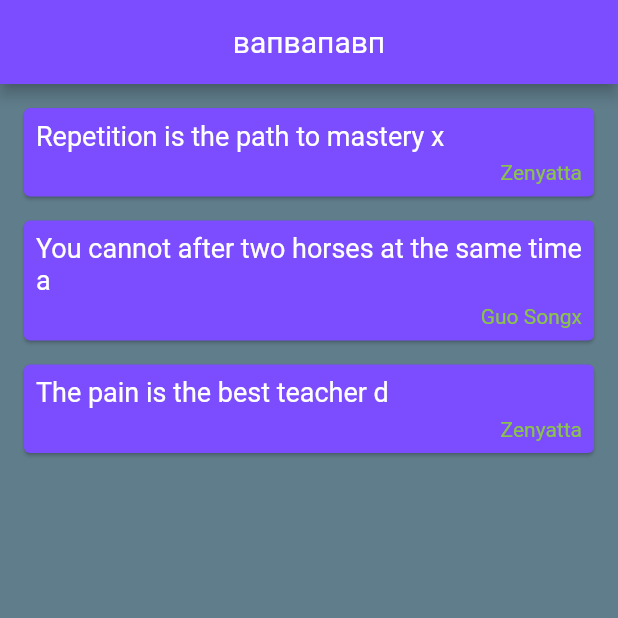
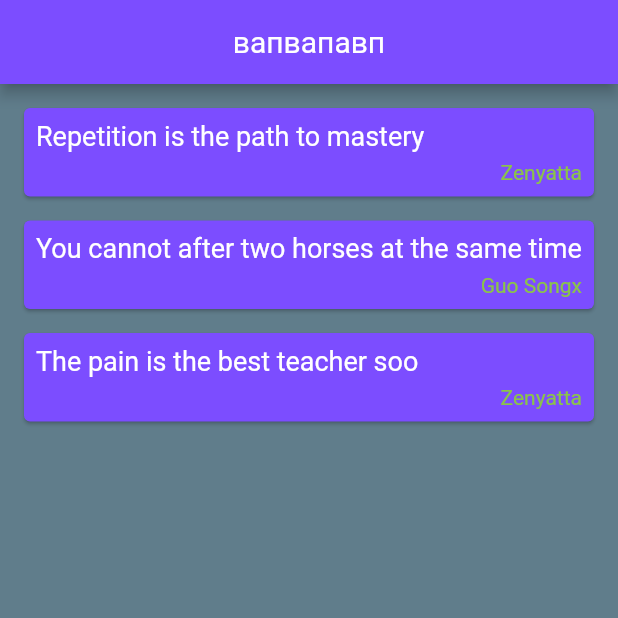
Before and after one commit to kuuga2000/flutterndart, a Flutter app: the screen it shows after launch, on a phone screen of 412 x 824 dp, the top half of it. Run offline on Flutter 3.47's test engine with Material 2 defaults, Android fonts, the phone set to English and light mode, and no system bars.

Commit message:
modular cards and widgets

```diff
--- a/lib/main.dart
+++ b/lib/main.dart
@@ -3,6 +3,7 @@ import 'dart:ui';
 import 'package:flutter/cupertino.dart';
 import 'package:flutter/material.dart';
 import 'quote.dart';
+import 'quote_card.dart';
 
 void main() => runApp(MaterialApp(
   home: QuoteList()
@@ -15,14 +16,10 @@ class QuoteList extends StatefulWidget {
 
 class _QuoteListState extends State<QuoteList> {
   List<Quote> quotes = [
-    Quote(author: "Zenyatta", text: "Repetition is the path to mastery x"),
-    Quote(author: "Guo Songx", text: "You cannot after two horses at the same time a"),
-    Quote(author: "Zenyatta", text: "The pain is the best teacher d"),
+    Quote(author: "Zenyatta", text: "Repetition is the path to mastery"),
+    Quote(author: "Guo Songx", text: "You cannot after two horses at the same time"),
+    Quote(author: "Zenyatta", text: "The pain is the best teacher soo"),
   ];
-
-  Widget quoteTemplate(quote) {
-    return QuoteCard(quote: quote);
-  }
 
   @override
   Widget build(BuildContext context) {
@@ -38,46 +35,8 @@ class _QuoteListState extends State<QuoteList> {
         /*children: quotes.map((quote){
           return Text(quote);
         }).toList()*/
-        children: quotes.map((quote)=>quoteTemplate(quote)).toList(),
+        children: quotes.map((quote)=> QuoteCard(quote: quote)).toList(),
       ),
     );
   }
 }
-
-class QuoteCard extends StatelessWidget {
-
-  final Quote quote;
-  QuoteCard({this.quote});
-
-  @override
-  Widget build(BuildContext context) {
-    return Card (
-      margin: EdgeInsets.fromLTRB(16.0, 16.0, 16.0, 0),
-      color: Colors.deepPurpleAccent,
-      child: Padding(
-        padding: const EdgeInsets.all(8.0),
-        child: Column(
-          crossAxisAlignment: CrossAxisAlignment.stretch,
-          children: <Widget>[
-            Text(
-              quote.text,
-              style: TextStyle(
-                fontSize: 18.0,
-                color:Colors.white
-              )
-            ),
-            SizedBox(height: 6.0),
-            Text(
-              quote.author,
-              textAlign: TextAlign.right,
-              style: TextStyle(
-                fontSize: 14.0,
-                color: Colors.lightGreen,
-              ),
-            ),
-          ],
-        ),
-      ),
-    );
-  }
-}
--- /dev/null
+++ b/lib/quote_card.dart
@@ -0,0 +1,41 @@
+import 'package:flutter/material.dart';
+import 'quote.dart';
+
+
+class QuoteCard extends StatelessWidget {
+
+  final Quote quote;
+  QuoteCard({this.quote});
+
+  @override
+  Widget build(BuildContext context) {
+    return Card (
+      margin: EdgeInsets.fromLTRB(16.0, 16.0, 16.0, 0),
+      color: Colors.deepPurpleAccent,
+      child: Padding(
+        padding: const EdgeInsets.all(8.0),
+        child: Column(
+          crossAxisAlignment: CrossAxisAlignment.stretch,
+          children: <Widget>[
+            Text(
+                quote.text,
+                style: TextStyle(
+                    fontSize: 18.0,
+                    color:Colors.white
+                )
+            ),
+            SizedBox(height: 6.0),
+            Text(
+              quote.author,
+              textAlign: TextAlign.right,
+              style: TextStyle(
+                fontSize: 14.0,
+                color: Colors.lightGreen,
+              ),
+            ),
+          ],
+        ),
+      ),
+    );
+  }
+}
```
